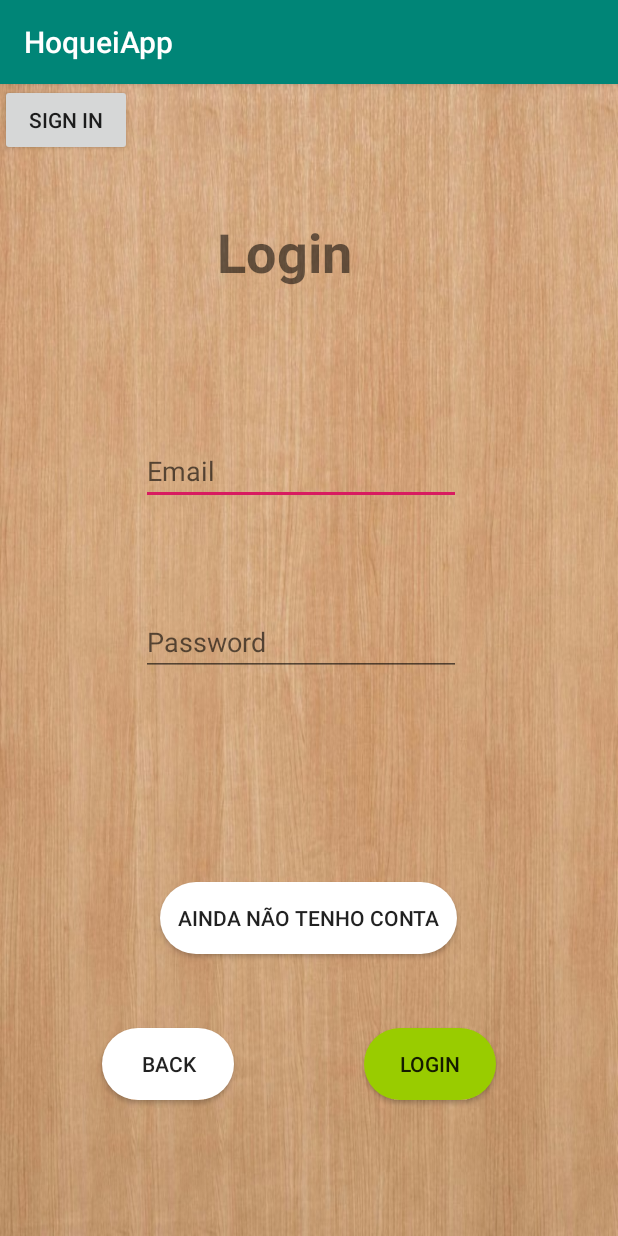
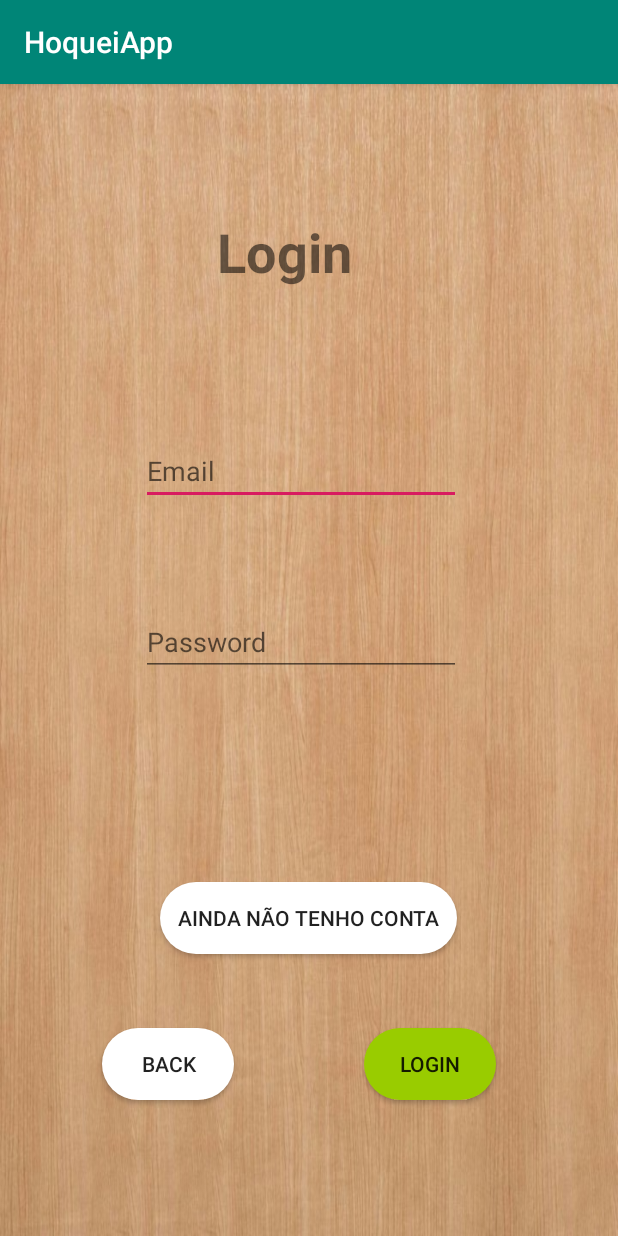
Before and after one commit to Brunofgm7/app, an Android app: the LoginActivity screen opened directly, with no data from a screen before it, after a tap on "LOGIN", on a phone screen of 412 x 824 dp. Run offline under Robolectric (Android 15) with nearby library versions, the phone set to English and light mode, and no system bars; our stand-ins replace Firebase (no records; nobody signed in at launch, a user with empty details on screens opened directly); libraries missing offline, so code that uses them is left out: com.firebase.ui.

Commit message:
login com verificacao apos restart

```diff
--- a/app/build.gradle
+++ b/app/build.gradle
@@ -58,9 +58,4 @@ dependencies {
 
     apply plugin: 'com.google.gms.google-services'
 
-    kotlin {
-        experimental {
-            coroutines "enable"
-        }
-    }
 }
--- a/app/src/main/java/com/example/hoqueiapp/LoginActivity.kt
+++ b/app/src/main/java/com/example/hoqueiapp/LoginActivity.kt
@@ -43,13 +43,6 @@ class LoginActivity : AppCompatActivity() {
         super.onCreate(savedInstanceState)
         setContentView(R.layout.activity_login)
 
-        BotaoSignIn.setOnClickListener {
-            val intent = AuthUI.getInstance().createSignInIntentBuilder()
-                .setAvailableProviders(signInProviders)
-                .build()
-            startActivityForResult(intent, RC_SIGN_IN)
-        }
-
         textEmailLogin = findViewById(R.id.textEmailLogin)
         textPassLogin = findViewById(R.id.textPassLogin)
         BotaoLogin = findViewById(R.id.BotaoLogin)
@@ -57,7 +50,7 @@ class LoginActivity : AppCompatActivity() {
             var email: String = textEmailLogin.text.toString()
             var pass: String = textPassLogin.text.toString()
 
-            //login(email, pass)
+            login(email, pass)
         }
         BotaoBack = findViewById(R.id.BotaoBack)
         BotaoBack.setOnClickListener {
@@ -99,10 +92,7 @@ class LoginActivity : AppCompatActivity() {
         startActivity(x)
     }
 
-
-
-
- /*   private fun login (email: String, pass: String) {
+    private fun login (email: String, pass: String) {
 
 
         if (!email.isEmpty() && !pass.isEmpty()) {
@@ -117,5 +107,5 @@ class LoginActivity : AppCompatActivity() {
         } else {
             Toast.makeText(this, "Por favor preencha os campos!", Toast.LENGTH_SHORT).show()
         }
-    }*/
+    }
 }
--- a/app/src/main/res/layout/activity_login.xml
+++ b/app/src/main/res/layout/activity_login.xml
@@ -89,12 +89,4 @@
         app:layout_constraintTop_toTopOf="parent"
         app:layout_constraintVertical_bias="0.739" />
 
-    <Button
-        android:id="@+id/BotaoSignIn"
-        android:layout_width="wrap_content"
-        android:layout_height="wrap_content"
-        android:text="Sign In"
-        tools:layout_editor_absoluteX="153dp"
-        tools:layout_editor_absoluteY="421dp" />
-
 </androidx.constraintlayout.widget.ConstraintLayout>
```
